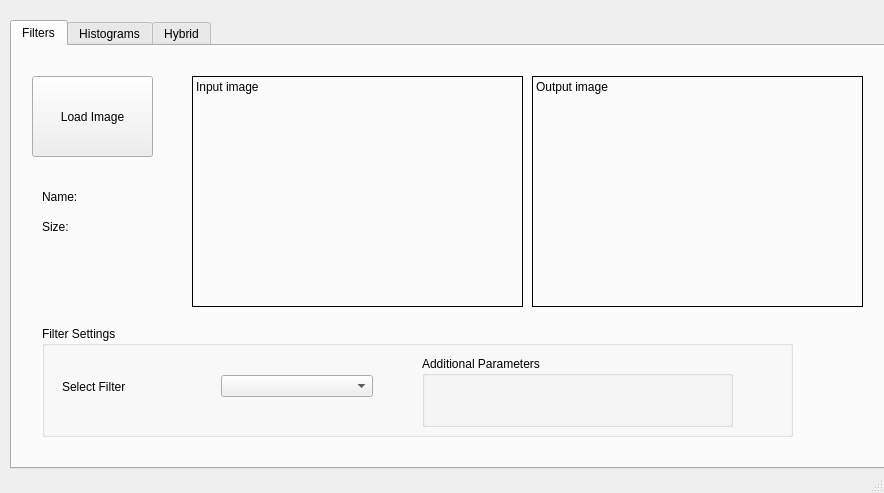
This is MainWindow.ui in Bravewarrior0/Computer-Vision as Qt 5 draws it before an edit. The edited form follows.
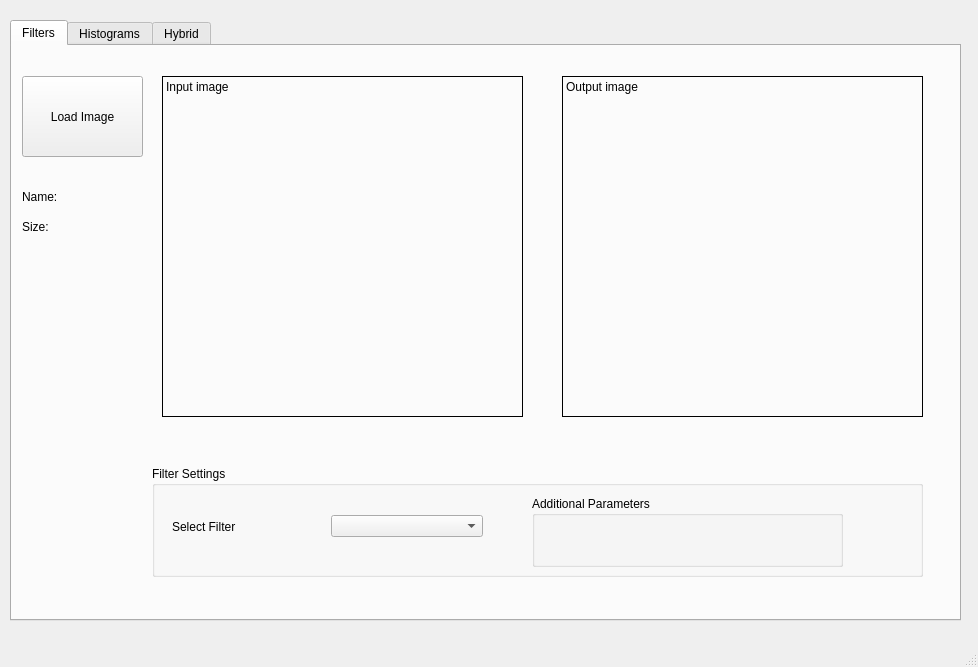
This is the edited form.

```diff
--- a/MainWindow.ui
+++ b/MainWindow.ui
@@ -6,8 +6,8 @@
    <rect>
     <x>0</x>
     <y>0</y>
-    <width>884</width>
-    <height>493</height>
+    <width>978</width>
+    <height>667</height>
    </rect>
   </property>
   <property name="minimumSize">
@@ -28,8 +28,8 @@
      <rect>
       <x>10</x>
       <y>20</y>
-      <width>889</width>
-      <height>449</height>
+      <width>951</width>
+      <height>601</height>
      </rect>
     </property>
     <property name="currentIndex">
@@ -42,10 +42,10 @@
      <widget class="QLabel" name="label_filters_input">
       <property name="geometry">
        <rect>
-        <x>180</x>
+        <x>150</x>
         <y>30</y>
-        <width>331</width>
-        <height>231</height>
+        <width>361</width>
+        <height>341</height>
        </rect>
       </property>
       <property name="frameShape">
@@ -61,10 +61,10 @@
      <widget class="QLabel" name="label_filters_output">
       <property name="geometry">
        <rect>
-        <x>520</x>
+        <x>550</x>
         <y>30</y>
-        <width>331</width>
-        <height>231</height>
+        <width>361</width>
+        <height>341</height>
        </rect>
       </property>
       <property name="frameShape">
@@ -83,7 +83,7 @@
      <widget class="QPushButton" name="pushButton_filters_load">
       <property name="geometry">
        <rect>
-        <x>20</x>
+        <x>10</x>
         <y>30</y>
         <width>121</width>
         <height>81</height>
@@ -96,7 +96,7 @@
      <widget class="QLabel" name="label">
       <property name="geometry">
        <rect>
-        <x>30</x>
+        <x>10</x>
         <y>140</y>
         <width>71</width>
         <height>21</height>
@@ -109,7 +109,7 @@
      <widget class="QLabel" name="label_2">
       <property name="geometry">
        <rect>
-        <x>30</x>
+        <x>10</x>
         <y>170</y>
         <width>71</width>
         <height>21</height>
@@ -122,9 +122,9 @@
      <widget class="QGroupBox" name="groupBox">
       <property name="geometry">
        <rect>
-        <x>30</x>
-        <y>280</y>
-        <width>751</width>
+        <x>140</x>
+        <y>420</y>
+        <width>771</width>
         <height>111</height>
        </rect>
       </property>
```
Left out of the diff: 40 changed lines with no effect on the pictures.
